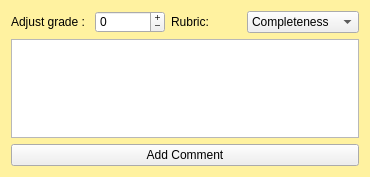
Before: the Qt Designer form TurboGrade/ui/commentpopup.ui in wassgha/TurboGrade, drawn with Qt 5.
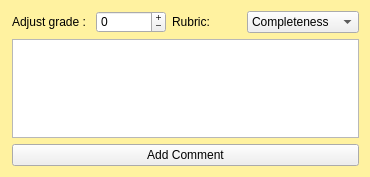
After: the same form once the commit is applied.

Diff of the .ui file:
```diff
--- a/TurboGrade/ui/commentpopup.ui
+++ b/TurboGrade/ui/commentpopup.ui
@@ -19,6 +19,9 @@
 }</string>
   </property>
   <layout class="QVBoxLayout" name="verticalLayout">
+   <property name="leftMargin">
+    <number>12</number>
+   </property>
    <item>
     <layout class="QHBoxLayout" name="horizontalLayout">
      <item>
```
